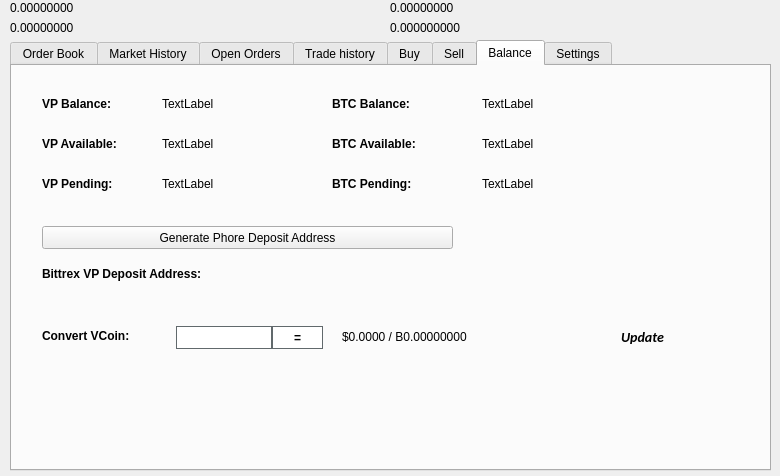
The window that src/qt/forms/tradingdialog.ui (vpubchain/Phore) describes before a commit, drawn with Qt 5.
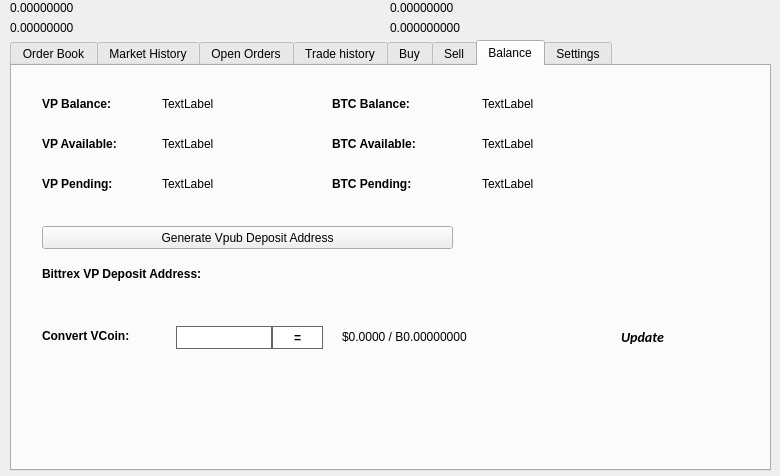
The same window after the commit. The open tabs and pages were chosen to show the change. Icons and pictures are not drawn.

Commit message: Phore to Vpub

The edit to the form file:
```diff
--- a/src/qt/forms/tradingdialog.ui
+++ b/src/qt/forms/tradingdialog.ui
@@ -2941,7 +2941,7 @@
       </rect>
      </property>
      <property name="text">
-      <string>Generate Phore Deposit Address</string>
+      <string>Generate Vpub Deposit Address</string>
      </property>
      <property name="icon">
       <iconset resource="../vpub.qrc">
```
Left out of the diff: 2 changed lines with no effect on the pictures. The commit also changes 182 other files.
